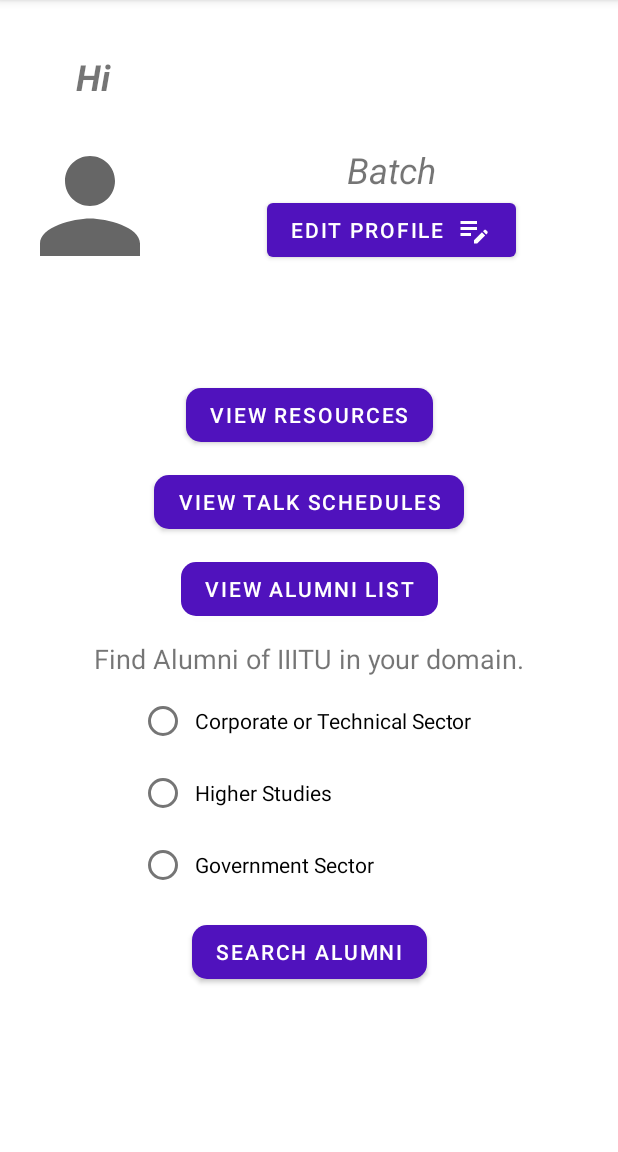
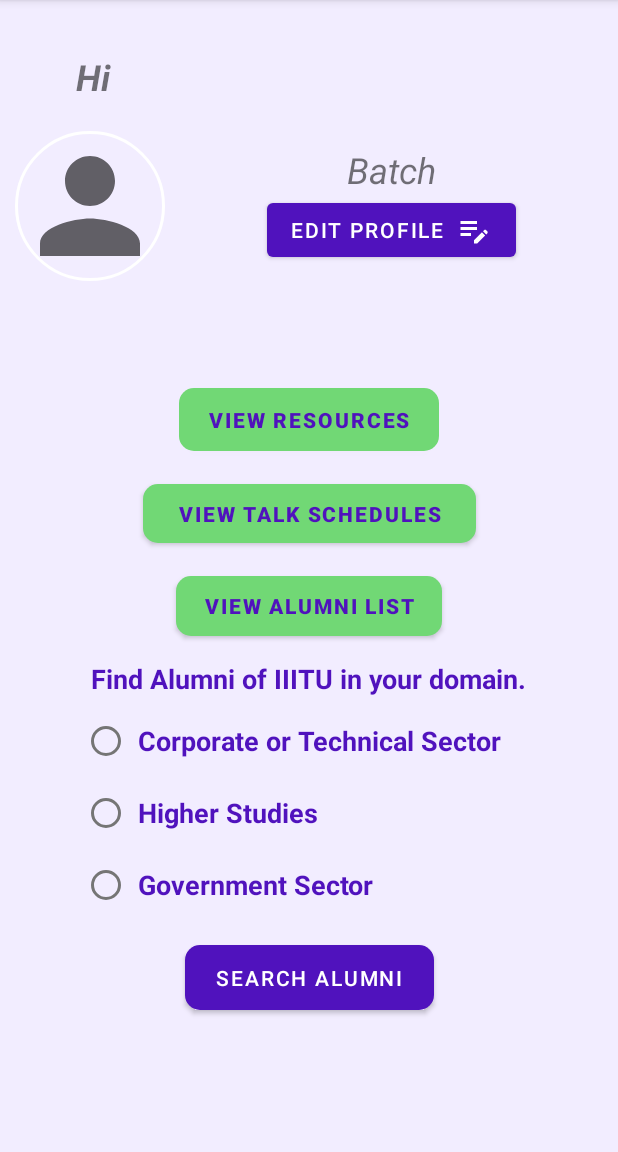
Before and after one commit to swarnima14/Connect-All-App, an Android app: the StudentProfileActivity screen opened directly, with no data from a screen before it, on a phone screen of 412 x 824 dp, the part 84-1236 px from its top. Run offline under Robolectric (Android 15) with nearby library versions, the phone set to English and light mode, and no system bars; our stand-ins replace CircleImageView; Roboto replaces fonts that are not available here.

Commit message:
Student profile UI Updated

```diff
--- a/app/src/main/res/layout/act3_login.xml
+++ b/app/src/main/res/layout/act3_login.xml
@@ -83,14 +83,18 @@
 
         <com.google.android.material.button.MaterialButton
             android:id="@+id/btnLogin"
-            android:layout_width="wrap_content"
+            android:layout_width="107dp"
             android:layout_height="wrap_content"
             android:layout_gravity="center_horizontal"
-            app:cornerRadius="10dp"
             android:layout_marginTop="20dp"
+            android:backgroundTint="#71D875"
+            android:backgroundTintMode="add"
             android:elevation="30dp"
             android:text="Login"
-            android:textSize="15sp"/>
+            android:textColor="#5012BD "
+            android:textSize="18sp"
+            android:textStyle="bold"
+            app:cornerRadius="10dp" />
 
         <TextView
             android:id="@+id/txtWarningLogin"
--- a/app/src/main/res/layout/act5_student_profile.xml
+++ b/app/src/main/res/layout/act5_student_profile.xml
@@ -4,6 +4,8 @@
     xmlns:tools="http://schemas.android.com/tools"
     android:layout_width="match_parent"
     android:layout_height="match_parent"
+    android:background="#F2EDFF"
+    android:backgroundTint="#F2EDFF"
     tools:context=".StudentProfileActivity">
 
     <TextView
@@ -37,28 +39,28 @@
         android:layout_width="match_parent"
         android:layout_height="wrap_content"
         android:orientation="horizontal"
+        app:layout_constraintEnd_toEndOf="parent"
         app:layout_constraintStart_toStartOf="parent"
-        app:layout_constraintEnd_toEndOf="parent"
         app:layout_constraintTop_toBottomOf="@id/tvStuName">
 
         <de.hdodenhof.circleimageview.CircleImageView
             android:id="@+id/cvStuImg"
             android:layout_width="100dp"
             android:layout_height="100dp"
+            android:layout_marginStart="10dp"
+            android:layout_marginTop="20dp"
+            android:layout_marginBottom="20dp"
             android:src="@drawable/profile"
             app:civ_border_color="@color/colorPrimaryDark"
-            app:civ_border_width="2dp"
-            android:layout_marginStart="10dp"
-            android:layout_marginTop="20dp"
-            android:layout_marginBottom="20dp"/>
+            app:civ_border_width="2dp" />
 
         <LinearLayout
             android:layout_width="match_parent"
             android:layout_height="match_parent"
-            android:orientation="vertical"
-            android:gravity="center_horizontal|center_vertical">
+            android:gravity="center_horizontal|center_vertical"
+            android:orientation="vertical">
 
-                <TextView
+            <TextView
                 android:id="@+id/tvStuBatch"
                 android:layout_width="wrap_content"
                 android:layout_height="wrap_content"
@@ -70,12 +72,12 @@
                 app:layout_constraintStart_toStartOf="parent"
                 app:layout_constraintTop_toTopOf="parent" />
 
-                <com.google.android.material.button.MaterialButton
+            <com.google.android.material.button.MaterialButton
                 android:id="@+id/btnStuEdit"
                 android:layout_width="wrap_content"
                 android:layout_height="wrap_content"
-                android:text="Edit Profile"
-                android:drawableEnd="@drawable/edit"/>
+                android:drawableEnd="@drawable/edit"
+                android:text="Edit Profile" />
 
         </LinearLayout>
 
@@ -83,89 +85,109 @@
 
     <com.google.android.material.button.MaterialButton
         android:id="@+id/btnViewResources"
-        android:layout_width="wrap_content"
-        android:layout_height="wrap_content"
+        android:layout_width="173dp"
+        android:layout_height="54dp"
+        android:layout_marginTop="45dp"
         android:text="VIEW RESOURCES"
+        android:textColor="#5012BD "
+        android:textStyle="bold"
+        app:backgroundTint="#71D875"
+        app:cornerRadius="10dp"
         app:layout_constraintEnd_toEndOf="parent"
         app:layout_constraintStart_toStartOf="parent"
-        app:layout_constraintTop_toBottomOf="@id/linearLayout"
-        android:layout_marginTop="45dp"
-        app:cornerRadius="10dp"/>
+        app:layout_constraintTop_toBottomOf="@id/linearLayout" />
 
     <com.google.android.material.button.MaterialButton
         android:id="@+id/btnViewTalk"
-        android:layout_width="wrap_content"
-        android:layout_height="wrap_content"
+        android:layout_width="222dp"
+        android:layout_height="51dp"
+        android:layout_marginTop="10dp"
         android:text="VIEW TALK SCHEDULES"
+        android:textColor="#5012BD "
+        android:textStyle="bold"
+        app:backgroundTint="#71D875"
+        app:cornerRadius="10dp"
         app:layout_constraintEnd_toEndOf="parent"
         app:layout_constraintStart_toStartOf="parent"
-        app:layout_constraintTop_toBottomOf="@id/btnViewResources"
-        android:layout_marginTop="10dp"
-        app:cornerRadius="10dp"/>
+        app:layout_constraintTop_toBottomOf="@id/btnViewResources" />
 
     <com.google.android.material.button.MaterialButton
         android:id="@+id/btnViewList"
-        android:layout_width="wrap_content"
-        android:layout_height="wrap_content"
+        android:layout_width="177dp"
+        android:layout_height="52dp"
+        android:layout_marginTop="10dp"
         android:text="VIEW ALUMNI LIST"
+        android:textColor="#5012BD "
+        android:textStyle="bold"
+        app:backgroundTint="#71D875"
+        app:cornerRadius="10dp"
         app:layout_constraintEnd_toEndOf="parent"
         app:layout_constraintStart_toStartOf="parent"
-        app:layout_constraintTop_toBottomOf="@id/btnViewTalk"
-        android:layout_marginTop="10dp"
-        app:cornerRadius="10dp"/>
+        app:layout_constraintTop_toBottomOf="@id/btnViewTalk" />
 
     <TextView
         android:id="@+id/textView9"
         android:layout_width="wrap_content"
         android:layout_height="wrap_content"
+        android:layout_marginTop="10dp"
         android:text="Find Alumni of IIITU in your domain."
+        android:textColor="#5012BD "
         android:textSize="18sp"
-        android:layout_marginTop="10dp"
+        android:textStyle="bold"
         app:layout_constraintEnd_toEndOf="parent"
         app:layout_constraintStart_toStartOf="parent"
-        app:layout_constraintTop_toBottomOf="@id/btnViewList"/>
+        app:layout_constraintTop_toBottomOf="@id/btnViewList" />
 
 
     <RadioGroup
         android:id="@+id/radioGroup"
         android:layout_width="wrap_content"
         android:layout_height="wrap_content"
+        android:layout_marginTop="5dp"
         app:layout_constraintEnd_toEndOf="parent"
         app:layout_constraintStart_toStartOf="parent"
-        app:layout_constraintTop_toBottomOf="@id/textView9"
-        android:layout_marginTop="5dp">
+        app:layout_constraintTop_toBottomOf="@id/textView9">
 
         <RadioButton
             android:id="@+id/radioButton3"
-            android:layout_width="wrap_content"
+            android:layout_width="303dp"
             android:layout_height="wrap_content"
+            android:padding="5sp"
             android:text="Corporate or Technical Sector"
-            android:padding="5sp"/>
+            android:textColor="#5012BD "
+            android:textSize="18sp"
+            android:textStyle="bold" />
 
         <RadioButton
             android:id="@+id/radioButton2"
             android:layout_width="wrap_content"
             android:layout_height="wrap_content"
+            android:padding="5sp"
             android:text="Higher Studies"
-            android:padding="5sp"/>
+            android:textColor="#5012BD "
+            android:textSize="18sp"
+            android:textStyle="bold" />
 
         <RadioButton
             android:id="@+id/radioButton"
             android:layout_width="wrap_content"
             android:layout_height="wrap_content"
+            android:padding="5sp"
             android:text="Government Sector"
-            android:padding="5sp"/>
+            android:textColor="#5012BD "
+            android:textSize="18sp"
+            android:textStyle="bold" />
     </RadioGroup>
 
     <com.google.android.material.button.MaterialButton
         android:id="@+id/btnSearchAlm"
-        android:layout_width="wrap_content"
-        android:layout_height="wrap_content"
+        android:layout_width="166dp"
+        android:layout_height="55dp"
+        android:layout_marginTop="10dp"
         android:text="Search Alumni"
+        app:cornerRadius="10dp"
         app:layout_constraintEnd_toEndOf="parent"
         app:layout_constraintStart_toStartOf="parent"
-        app:layout_constraintTop_toBottomOf="@id/radioGroup"
-        android:layout_marginTop="10dp"
-        app:cornerRadius="10dp"/>
+        app:layout_constraintTop_toBottomOf="@id/radioGroup" />
 
 </androidx.constraintlayout.widget.ConstraintLayout>
```
